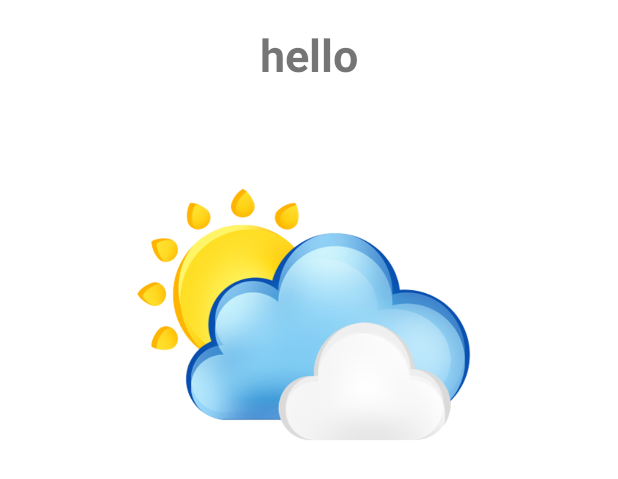
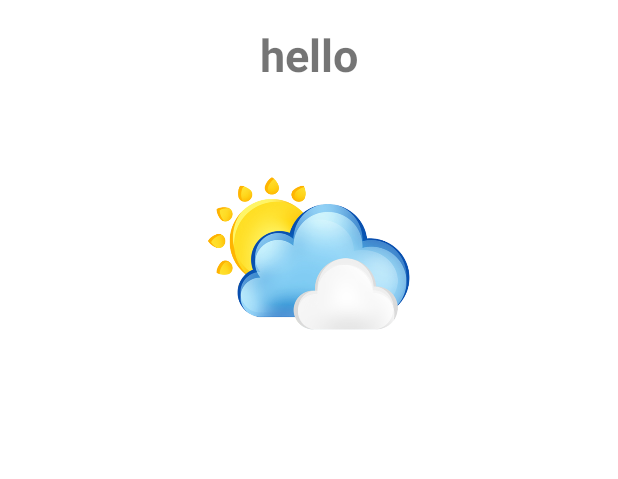
Before and after one commit to humna-hanif/JHWeather, an Android app: the layout activity_info.xml on its own in the app's theme, with its tools: preview values and no code run, on a phone screen of 412 x 824 dp. Shown: the top 479 px of the screen. Run offline under Robolectric (Android 15) with nearby library versions, the phone set to English and light mode, and no system bars.

Commit message:
image change for info page

```diff
--- a/app/src/main/java/edu/quinnipiac/ser210/weatherapp/Help.java
+++ b/app/src/main/java/edu/quinnipiac/ser210/weatherapp/Help.java
@@ -6,7 +6,7 @@ import android.widget.TextView;
 import androidx.appcompat.app.AppCompatActivity;
 
 public class Help extends AppCompatActivity {
-//class for information about app on help button on action bar
+    //class for information about app on help button on action bar
     protected void onCreate(Bundle savedInstanceState) {
         super.onCreate(savedInstanceState);
         setContentView(R.layout.help_info);
--- a/app/src/main/res/layout/activity_info.xml
+++ b/app/src/main/res/layout/activity_info.xml
@@ -2,9 +2,9 @@
 <androidx.constraintlayout.widget.ConstraintLayout xmlns:android="http://schemas.android.com/apk/res/android"
     xmlns:app="http://schemas.android.com/apk/res-auto"
     xmlns:tools="http://schemas.android.com/tools"
+    android:id="@+id/layout"
     android:layout_width="match_parent"
     android:layout_height="match_parent"
-    android:id = "@+id/layout"
     tools:context=".WeatherInfo">
 
     <TextView
@@ -36,8 +36,8 @@
         android:id="@+id/time"
         android:layout_width="match_parent"
         android:layout_height="wrap_content"
+        android:layout_marginTop="46dp"
         android:gravity="center"
-        android:layout_marginTop="46dp"
         android:textSize="16dp"
         android:textStyle="bold"
         app:layout_constraintEnd_toEndOf="parent"
@@ -63,7 +63,6 @@
         android:gravity="center"
         android:textSize="16dp"
         android:textStyle="bold"
-
         app:layout_constraintEnd_toEndOf="parent"
         app:layout_constraintTop_toBottomOf="@+id/temperature" />
 
@@ -91,10 +90,10 @@
 
     <ImageView
         android:id="@+id/weatherImg"
-        android:layout_width="277dp"
-        android:layout_height="301dp"
-        android:layout_marginTop="8dp"
-        android:layout_marginEnd="67dp"
+        android:layout_width="168dp"
+        android:layout_height="191dp"
+        android:layout_marginTop="20dp"
+        android:layout_marginEnd="120dp"
         app:layout_constraintEnd_toEndOf="parent"
         app:layout_constraintTop_toBottomOf="@+id/loc_txt"
         app:srcCompat="@drawable/weatherlogo" />
--- a/app/src/main/res/layout/activity_main.xml
+++ b/app/src/main/res/layout/activity_main.xml
@@ -2,11 +2,10 @@
 <androidx.constraintlayout.widget.ConstraintLayout xmlns:android="http://schemas.android.com/apk/res/android"
     xmlns:app="http://schemas.android.com/apk/res-auto"
     xmlns:tools="http://schemas.android.com/tools"
+    android:id="@+id/layout"
     android:layout_width="match_parent"
     android:layout_height="match_parent"
-    tools:context=".MainActivity"
-    android:id = "@+id/layout"
-    >
+    tools:context=".MainActivity">
 
     <ImageView
         android:id="@+id/imageView"
--- a/app/src/main/res/layout/help_info.xml
+++ b/app/src/main/res/layout/help_info.xml
@@ -2,10 +2,10 @@
 <androidx.constraintlayout.widget.ConstraintLayout xmlns:android="http://schemas.android.com/apk/res/android"
     xmlns:app="http://schemas.android.com/apk/res-auto"
     xmlns:tools="http://schemas.android.com/tools"
+    android:id="@+id/helpInfo"
     android:layout_width="match_parent"
     android:layout_height="match_parent"
-    tools:context=".Help"
-    android:id = "@+id/helpInfo">
+    tools:context=".Help">
 
     <TextView
         android:id="@+id/title1"
```
Also changed, not shown: app/src/main/java/edu/quinnipiac/ser210/weatherapp/MainActivity.java (+6 -5 lines), app/src/main/java/edu/quinnipiac/ser210/weatherapp/WeatherInfo.java (+22 -21 lines), app/src/main/res/menu/main_menu.xml (+6 -9 lines), 1 other file.
